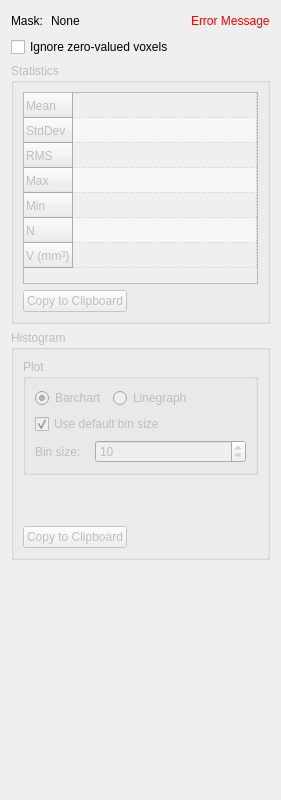
MITK/MITK, file Plugins/org.mitk.gui.qt.measurementtoolbox/src/internal/QmitkImageStatisticsViewControls.ui: the form before one commit.
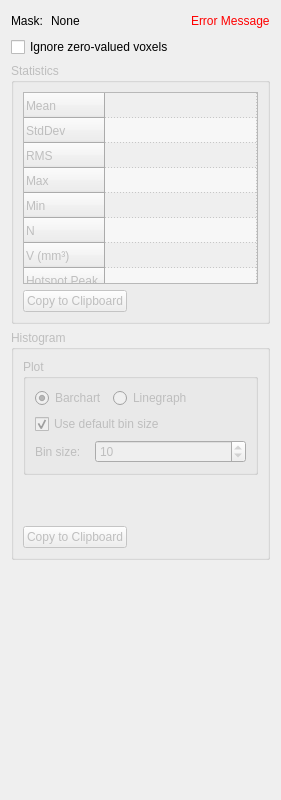
The form after the commit. Custom widgets are drawn as their Qt base class.

Commit message: corrected number of rows of the TableView in the UI file

Patch:
```diff
--- a/Plugins/org.mitk.gui.qt.measurementtoolbox/src/internal/QmitkImageStatisticsViewControls.ui
+++ b/Plugins/org.mitk.gui.qt.measurementtoolbox/src/internal/QmitkImageStatisticsViewControls.ui
@@ -134,7 +134,7 @@
          <bool>false</bool>
         </property>
         <property name="rowCount">
-         <number>7</number>
+         <number>10</number>
         </property>
         <attribute name="horizontalHeaderVisible">
          <bool>false</bool>
```
